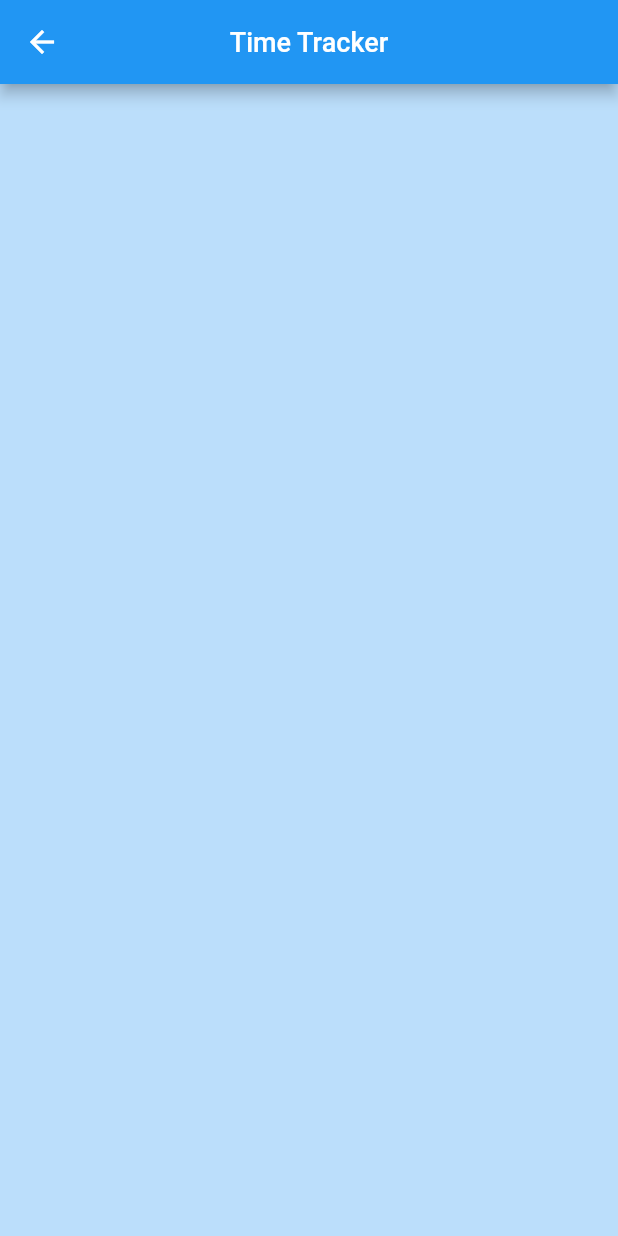
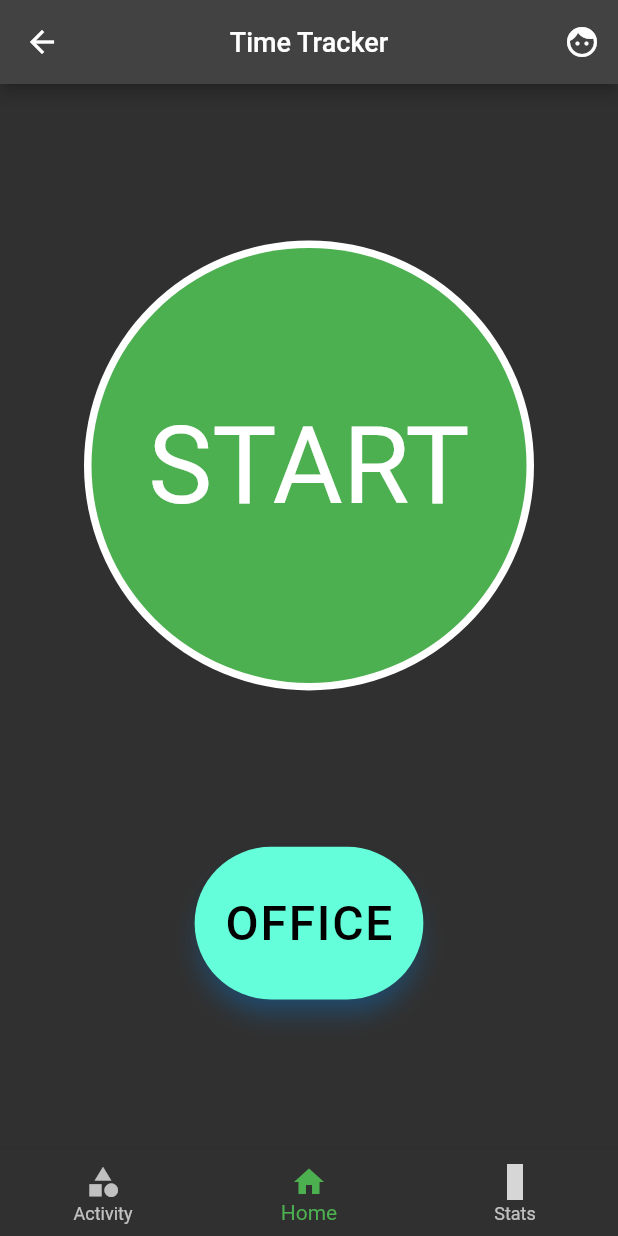
Before and after one commit to AVNV2201/time-tracker-flutter-app, a Flutter app: the Home screen opened directly, on a phone screen of 412 x 824 dp. Run offline on Flutter 3.47's test engine with Material 2 defaults, Android fonts, the phone set to English and light mode, and no system bars; our stand-ins replace flutter_icons, flutter_spinkit, shared_preferences; accounts and stored records are empty; grey boxes are pictures that could not be loaded.

Commit message:
Home page basic UI is ready

```diff
--- /dev/null
+++ b/lib/pages/action_home.dart
@@ -0,0 +1,63 @@
+import 'package:flutter/material.dart';
+
+class ActionHome extends StatefulWidget {
+  const ActionHome({Key key}) : super(key: key);
+
+  @override
+  _ActionHomeState createState() => _ActionHomeState();
+}
+
+class _ActionHomeState extends State<ActionHome> {
+
+  double _startButtonRadius;
+
+  @override
+  void initState() {
+    _startButtonRadius = 150;
+    super.initState();
+  }
+
+  void _chooseActivity(){
+
+  }
+
+  @override
+  Widget build(BuildContext context) {
+    return Center(
+      child: Column(
+        mainAxisAlignment: MainAxisAlignment.center,
+        crossAxisAlignment: CrossAxisAlignment.center,
+        children: [
+          Expanded(
+            flex: 5,
+            child: CircleAvatar(
+              backgroundColor: Colors.white,
+              radius: _startButtonRadius,
+              child: CircleAvatar(
+                backgroundColor: Colors.green,
+                radius: _startButtonRadius - 5,
+                child: Text(
+                  'START',
+                  style: TextStyle(
+                      fontSize: 72,
+                      color: Colors.white
+                  ),
+                ),
+              ),
+            ),
+          ),
+          Expanded(
+            flex: 1,
+            child: FloatingActionButton.extended(
+              onPressed: _chooseActivity,
+              label: Text('OFFICE', style: TextStyle(fontSize: 32),),
+            ),
+          ),
+          Expanded(
+            child: Container(),
+          )
+        ],
+      ),
+    );
+  }
+}
--- a/lib/pages/home.dart
+++ b/lib/pages/home.dart
@@ -1,4 +1,8 @@
 import 'package:flutter/material.dart';
+import 'package:flutter_icons/flutter_icons.dart';
+import 'package:time_tracker/pages/action_home.dart';
+import 'package:time_tracker/pages/activity_list.dart';
+import 'package:time_tracker/pages/stats.dart';
 
 class Home extends StatefulWidget {
 
@@ -11,15 +15,83 @@ class Home extends StatefulWidget {
 }
 
 class _HomeState extends State<Home> {
+
+  int _selectedItem;
+  PageController _pageController;
+
+  @override
+  void initState() {
+    super.initState();
+    _selectedItem = 1;
+    _pageController = PageController(initialPage: _selectedItem);
+  }
+
+  @override
+  void dispose() {
+    _pageController.dispose();
+    super.dispose();
+  }
+
+  void _goToProfile(){
+
+  }
+
+  void _onItemTapped(int index){
+    setState(() {
+      _selectedItem = index;
+      _pageController.animateToPage(
+          index,
+          duration: Duration(milliseconds: 500),
+          curve: Curves.easeOut
+      );
+    });
+  }
+
   @override
   Widget build(BuildContext context) {
     return Scaffold(
       appBar: AppBar(
         title: Text('Time Tracker'),
         centerTitle: true,
-        actions: [],
+        actions: [
+          IconButton(
+            icon: Icon(Icons.face),
+            onPressed: _goToProfile,
+          )
+        ],
       ),
-      body: Container(),
+      bottomNavigationBar: _bottomNavigationBar(),
+      body: PageView(
+        controller: _pageController,
+        onPageChanged: (index){
+          setState(() => _selectedItem = index);
+        },
+        children: [
+          ActivityList(),
+          ActionHome(),
+          Stats()
+        ],
+      ),
     );
   }
+
+  Widget _bottomNavigationBar() => BottomNavigationBar(
+    items: [
+      BottomNavigationBarItem(
+          icon: Icon(Icons.category),
+          label: 'Activity',
+      ),
+      BottomNavigationBarItem(
+        icon: Icon(Icons.home),
+        label: 'Home',
+      ),
+      BottomNavigationBarItem(
+        icon: Icon(EvilIcons.chart),
+        label: 'Stats',
+      )
+    ],
+    currentIndex: _selectedItem,
+    onTap: _onItemTapped,
+    selectedItemColor: Colors.green,
+  );
 }
--- a/lib/pages/splash.dart
+++ b/lib/pages/splash.dart
@@ -1,6 +1,10 @@
 import 'package:flutter/material.dart';
 import 'package:flutter_spinkit/flutter_spinkit.dart';
+import 'package:time_tracker/models/my_response.dart';
+import 'package:time_tracker/pages/home.dart';
+import 'package:time_tracker/providers/app_data.dart';
 import 'package:time_tracker/widgets/app_logo.dart';
+import 'package:time_tracker/widgets/my_dialogs.dart';
 
 class Splash extends StatefulWidget {
 
@@ -14,7 +18,13 @@ class _SplashState extends State<Splash> {
 
   void _loadData() async {
 
-    // MyResponse myResponse = await appData.loadData();
+    MyResponse myResponse = await appData.loadData();
+
+    if(myResponse.success)
+      Navigator.pushReplacementNamed(context, Home.routeName);
+    else
+      MyDialogs.showErrorDialog(context);
+
 
   }
 
--- /dev/null
+++ b/lib/pages/stats.dart
@@ -0,0 +1,15 @@
+import 'package:flutter/material.dart';
+
+class Stats extends StatefulWidget {
+  const Stats({Key key}) : super(key: key);
+
+  @override
+  _StatsState createState() => _StatsState();
+}
+
+class _StatsState extends State<Stats> {
+  @override
+  Widget build(BuildContext context) {
+    return Container();
+  }
+}
--- a/lib/providers/app_data.dart
+++ b/lib/providers/app_data.dart
@@ -15,7 +15,7 @@ class AppData {
       // load the theme mode
       bool isDark = await SPManager.getThemeMode();
       if(isDark != currentTheme.isDarkTheme)
-        currentTheme.toggleTheme(isDark);
+        currentTheme.toggleTheme(true);
 
       return MyResponse.success();
     } catch (e) {
--- a/lib/router.dart
+++ b/lib/router.dart
@@ -1,4 +1,5 @@
 import 'package:flutter/material.dart';
+import 'package:time_tracker/pages/home.dart';
 import 'package:time_tracker/pages/splash.dart';
 
 class MyRouter{
@@ -21,8 +22,8 @@ class MyRouter{
     print(param);
 
     switch(route){
-      // case Home.routeName:
-      //   return MaterialPageRoute(builder: (_) => Home() );
+      case Home.routeName:
+        return MaterialPageRoute(builder: (_) => Home() );
       case Splash.routeName:
         return MaterialPageRoute(builder: (_) => Splash());
       // case Profile.routeName:
--- a/lib/themes/custom_theme.dart
+++ b/lib/themes/custom_theme.dart
@@ -5,8 +5,8 @@ class CustomTheme with ChangeNotifier{
 
   double myFontSize = MyTextTheme.mediumFont;
   bool isCompact = false;
-  bool isDarkTheme = false;
-  // bool isDarkTheme = true;
+  // bool isDarkTheme = false;
+  bool isDarkTheme = true;
   ThemeMode get currentTheme => isDarkTheme ? ThemeMode.dark : ThemeMode.light;
 
   void toggleTheme(bool value) {
```
Also changed, not shown: lib/pages/activity_list.dart (added, +15 -0 lines).
